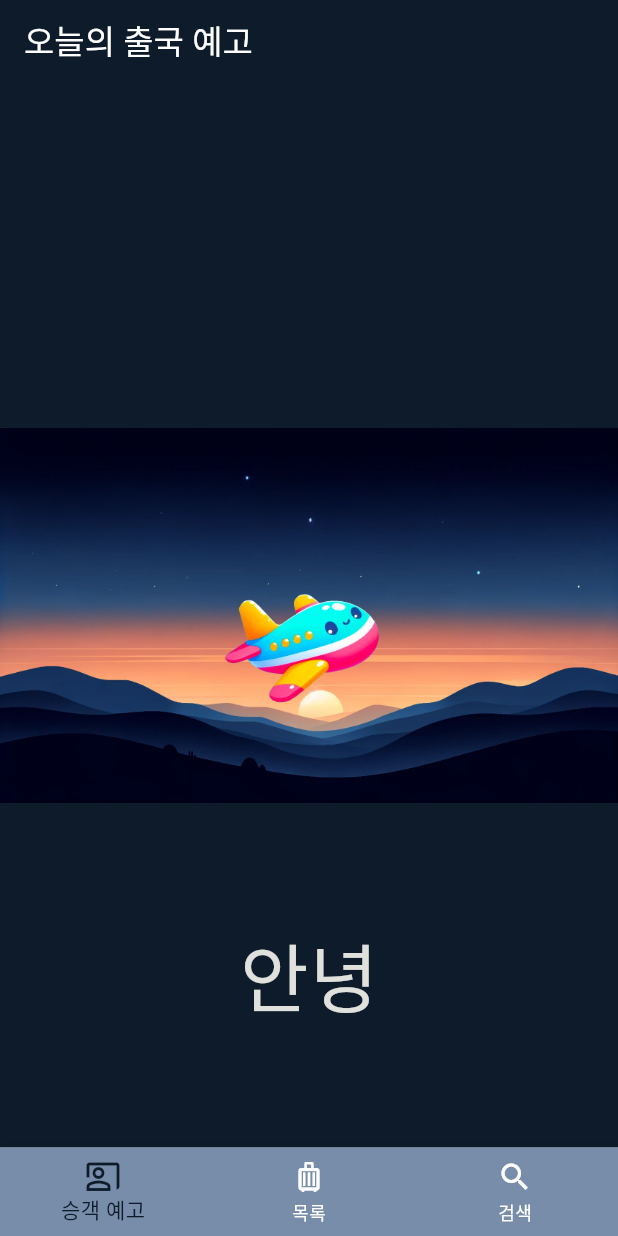
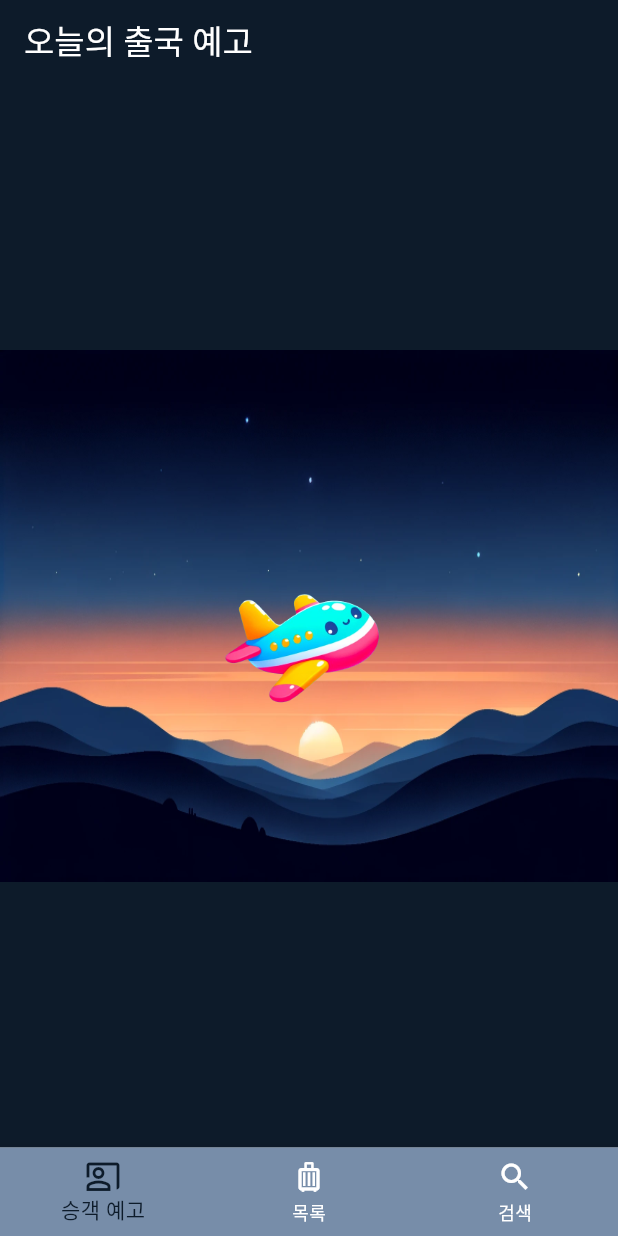
Before and after one commit to 6cessfuldev/airscreener_flutter, a Flutter app: the screen it shows after launch, on a phone screen of 412 x 824 dp. Run offline on Flutter 3.47's test engine with Material 3 defaults, Android fonts, the phone set to English and light mode, and no system bars; our stand-ins replace dropdown_button2, flutter_dotenv, font_awesome_flutter, lottie, shared_preferences; network calls fail.

Commit message:
✨Feat(PassengerNoticePage): remove AnimatedFaceIcon widget

```diff
--- a/lib/screen/passenger_notice_page.dart
+++ b/lib/screen/passenger_notice_page.dart
@@ -122,7 +122,7 @@ class _PassengerNoticePageState extends State<PassengerNoticePage> {
   Widget build(BuildContext context) {
     return LayoutBuilder(builder: (context, constraints) {
       double maxHeight = constraints.constrainHeight();
-      double animationHeight = 250;
+      double animationHeight = maxHeight / 2;
       return Container(
         height: maxHeight,
         width: MediaQuery.of(context).size.width,
@@ -138,10 +138,9 @@ class _PassengerNoticePageState extends State<PassengerNoticePage> {
                       crossAxisAlignment: CrossAxisAlignment.center,
                       mainAxisAlignment: MainAxisAlignment.spaceEvenly,
                       children: [
-                        AnimatedFaceIcon(delay: 2, icon: _faceIcon!),
                         AnimatedCountText(
                             count: double.parse(_passengerCntAllDay!).round(),
-                            duration: 2),
+                            duration: 3),
                       ],
                     ),
                   )
@@ -150,15 +149,6 @@ class _PassengerNoticePageState extends State<PassengerNoticePage> {
                 height: animationHeight,
                 isLoading: isLoading,
                 passengerCnt: _passengerCntAllDay),
-            Container(
-              height: (maxHeight - animationHeight) / 2,
-              width: MediaQuery.of(context).size.width,
-              alignment: Alignment.center,
-              child: const Text(
-                '안녕',
-                style: TextStyle(color: lightestBlueColor, fontSize: 50),
-              ),
-            ),
           ],
         ),
       );
```
